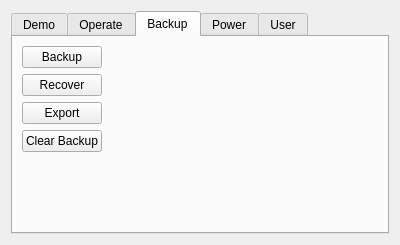
Above: source/plugin/t4/maintain.ui from ww4u/mct-t4 before the change. Below: the same form after it.
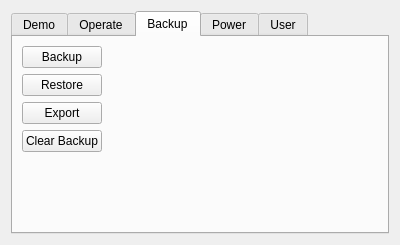
That is the form after the change. The open tabs and pages were chosen to show the change. Icons and pictures are not drawn.

Diff of the .ui file:
```diff
--- a/source/plugin/t4/maintain.ui
+++ b/source/plugin/t4/maintain.ui
@@ -173,7 +173,7 @@
        <item row="1" column="0" rowspan="2" colspan="2">
         <widget class="QPushButton" name="btnRecover">
          <property name="text">
-          <string>Recover</string>
+          <string>Restore</string>
          </property>
          <property name="icon">
           <iconset resource="../../../res/res.qrc">
```
